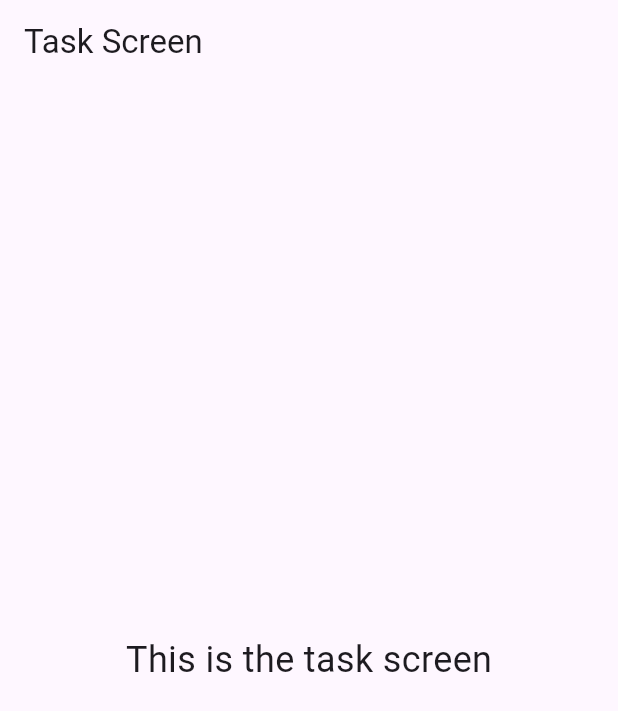
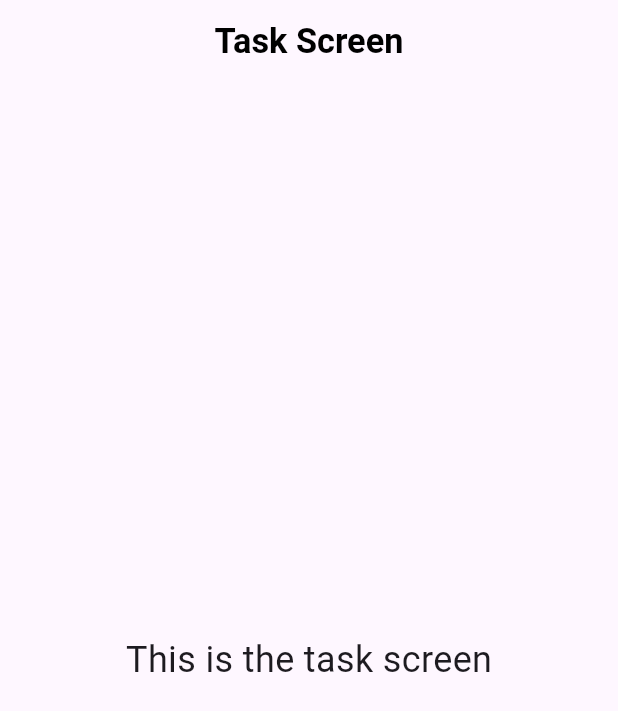
Before and after one commit to jemyJR/codeness_lab_task, a Flutter app: the screen it shows after launch, on a phone screen of 412 x 824 dp. Shown: the top 711 px of the screen. Run offline on Flutter 3.47's test engine with Material 3 defaults, Android fonts, the light colour scheme and no system bars; our stand-ins replace flutter_screenutil.

Commit message:
- Added app bar

```diff
--- /dev/null
+++ b/lib/core/constants/app_style.dart
@@ -0,0 +1,12 @@
+import 'package:codeness_lab_task/core/constants/app_colors.dart';
+import 'package:flutter/material.dart';
+import 'package:flutter/widgets.dart';
+import 'package:flutter_screenutil/flutter_screenutil.dart';
+
+class AppStyle {
+  static TextStyle font20BlackBold = TextStyle(
+    fontSize: 20.sp,
+    fontWeight: FontWeight.bold,
+    color: AppColors.black,
+  );
+}
--- a/lib/features/task/ui/task_screen.dart
+++ b/lib/features/task/ui/task_screen.dart
@@ -1,4 +1,8 @@
+import 'package:codeness_lab_task/core/constants/app_colors.dart';
 import 'package:flutter/material.dart';
+import 'package:flutter_screenutil/flutter_screenutil.dart';
+
+import '../../../core/constants/app_style.dart';
 
 class TaskScreen extends StatelessWidget {
   const TaskScreen({super.key});
@@ -7,7 +11,9 @@ class TaskScreen extends StatelessWidget {
   Widget build(BuildContext context) {
     return Scaffold(
       appBar: AppBar(
-        title: const Text('Task Screen'),
+        title: Center(
+          child: Text('Task Screen', style: AppStyle.font20BlackBold),
+        ),
       ),
       body: const Center(
         child: Text(
```
